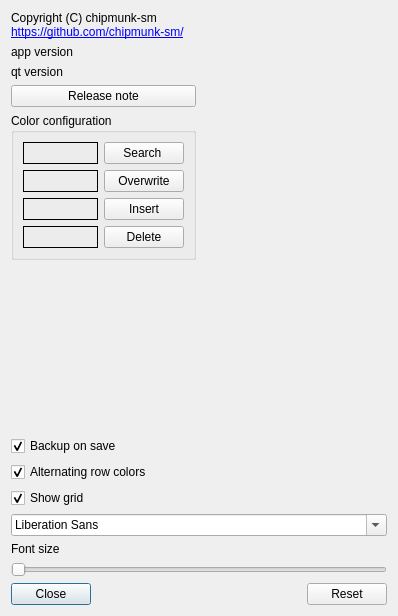
chipmunk-sm/HexEditor, file cconfigdialog.ui: the form before one commit.
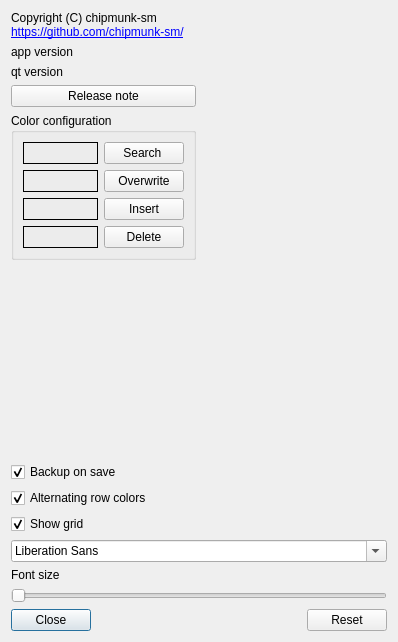
The form after the commit.

Commit message: + tab order for config

```diff
--- a/cconfigdialog.ui
+++ b/cconfigdialog.ui
@@ -7,7 +7,7 @@
     <x>0</x>
     <y>0</y>
     <width>398</width>
-    <height>616</height>
+    <height>642</height>
    </rect>
   </property>
   <property name="windowTitle">
```
Left out of the diff: 14 changed lines with no effect on the pictures.
